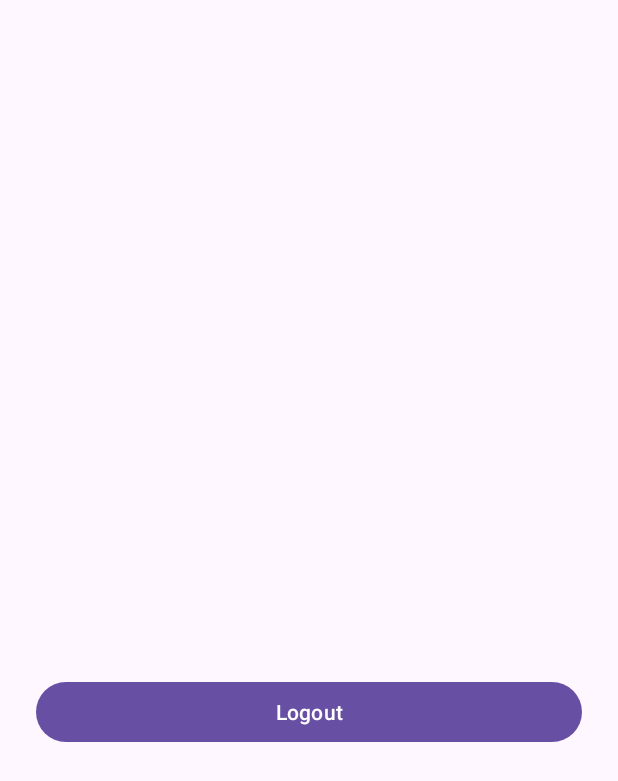
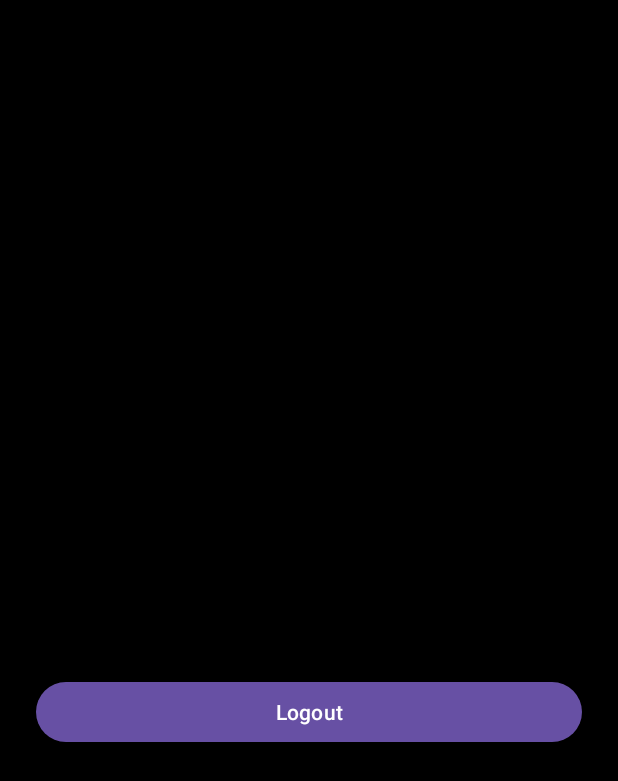
Before and after one commit to AnoopVL/Ahen-AndroidApp, an Android app: the userDashoard screen opened directly, with no data from a screen before it, on a phone screen of 412 x 824 dp. Shown: the top 781 px of the screen. Run offline under Robolectric (Android 15) with nearby library versions, the light colour scheme and no system bars; our stand-ins replace Firebase (no records; nobody signed in at launch, a user with empty details on screens opened directly).

Commit message:
bg changed

```diff
--- a/app/src/main/res/layout/activity_user_dashoard.xml
+++ b/app/src/main/res/layout/activity_user_dashoard.xml
@@ -5,7 +5,7 @@
     android:layout_width="match_parent"
     android:layout_height="match_parent"
     android:layout_gravity="center"
-
+    android:background="@color/black"
     tools:context=".userDashoard">
 
     <TextView
@@ -19,6 +19,7 @@
         app:layout_constraintStart_toStartOf="parent"
         android:layout_margin="20dp"
         android:textSize="16dp"
+        android:textColor="@color/white"
         app:layout_constraintTop_toTopOf="parent" />
 
     <Button
```
